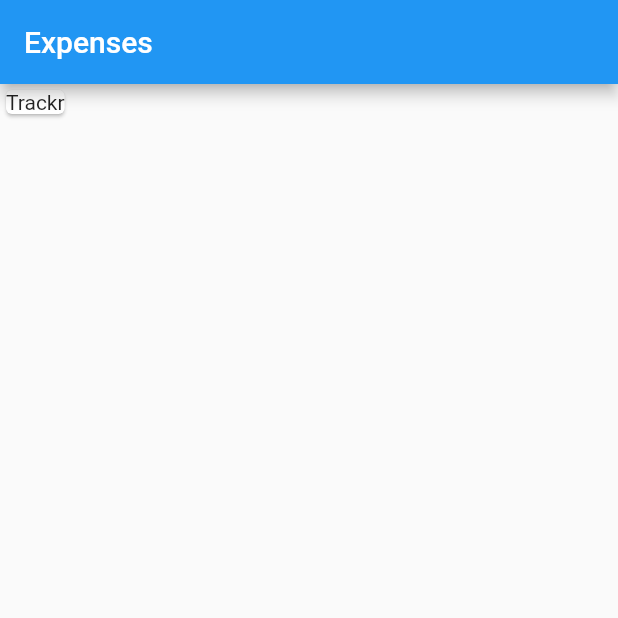
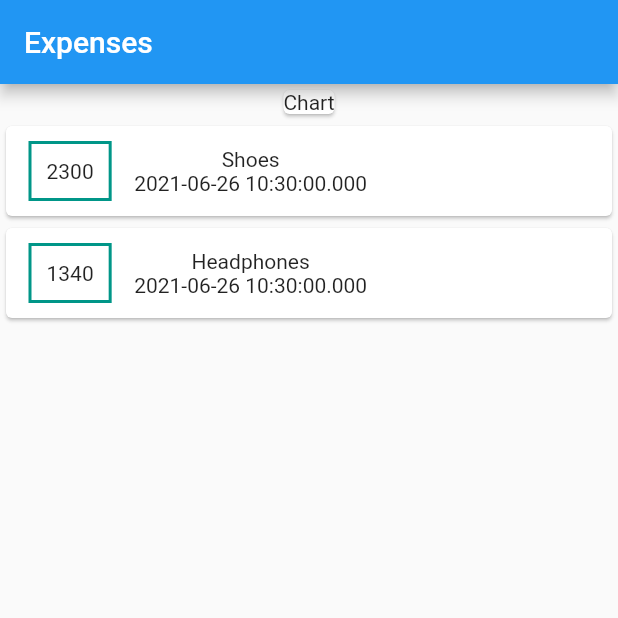
Before and after one commit to Basith-P/Personal-Expense-Tracker, a Flutter app: the screen it shows after launch, on a phone screen of 412 x 824 dp, the top half of it. Run offline on Flutter 3.47's test engine with Material 2 defaults, Android fonts, the phone set to English and light mode, and no system bars.

```diff
--- /dev/null
+++ b/lib/models/transaction.dart
@@ -0,0 +1,13 @@
+class Transaction {
+  final String id;
+  final String title;
+  final int amount;
+  final DateTime date;
+
+  Transaction({
+    required this.id,
+    required this.title,
+    required this.amount,
+    required this.date,
+  });
+}
--- a/lib/screens/home_page.dart
+++ b/lib/screens/home_page.dart
@@ -1,6 +1,23 @@
 import 'package:flutter/material.dart';
 
+import '../models/transaction.dart';
+
 class HomePage extends StatelessWidget {
+  final List<Transaction> transactions = [
+    Transaction(
+      id: 't1',
+      title: 'Shoes',
+      amount: 2300,
+      date: DateTime.now(),
+    ),
+    Transaction(
+      id: 't1',
+      title: 'Headphones',
+      amount: 1340,
+      date: DateTime.now(),
+    ),
+  ];
+
   @override
   Widget build(BuildContext context) {
     return SafeArea(
@@ -11,7 +28,35 @@ class HomePage extends StatelessWidget {
       body: Column(
         children: <Widget>[
           Card(
-            child: Text('Trackr'),
+            child: Text('Chart'),
+          ),
+          Column(
+            children: transactions.map((tx) {
+              return Card(
+                child: Row(
+                  children: [
+                    Container(
+                      decoration: BoxDecoration(
+                        border: Border.all(
+                          color: Colors.teal,
+                          width: 2,
+                        ),
+                      ),
+                      margin:
+                          EdgeInsets.symmetric(horizontal: 15, vertical: 10),
+                      padding: EdgeInsets.all(10),
+                      child: Text(tx.amount.toString()),
+                    ),
+                    Column(
+                      children: [
+                        Text(tx.title),
+                        Text(tx.date.toString()),
+                      ],
+                    )
+                  ],
+                ),
+              );
+            }).toList(),
           )
         ],
       ),
```
